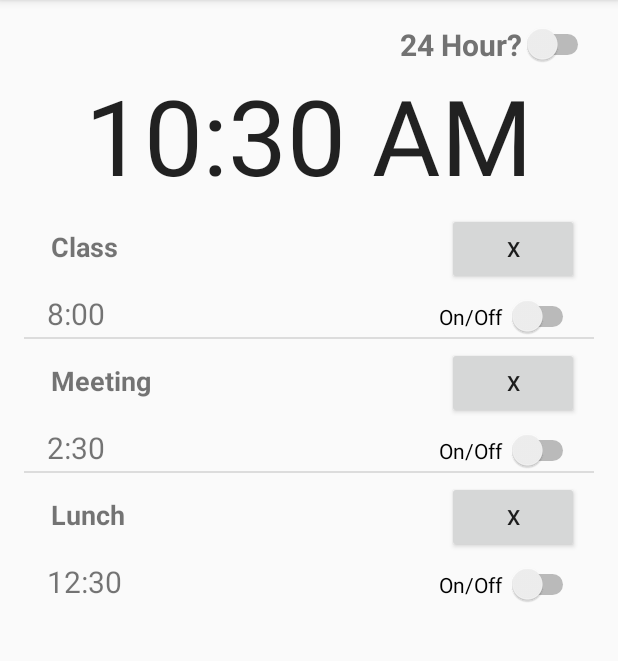
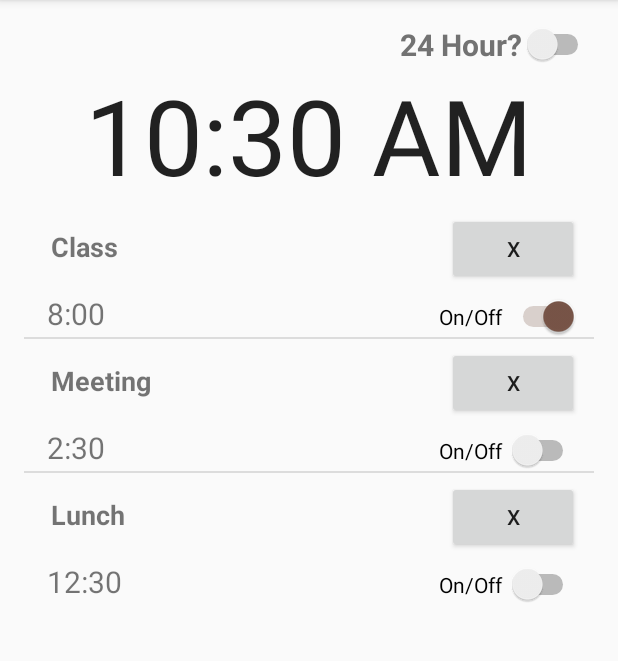
Before and after one commit to KevinDonkers/Time-Ticker-App, an Android app: the MainActivity screen opened directly, with no data from a screen before it, after a tap on an icon or button, on a phone screen of 412 x 824 dp, the part 84-745 px from its top. Run offline under Robolectric (Android 15) with nearby library versions, the phone set to English and light mode, and no system bars; 2 other taps on this screen came first.

Commit message:
tried to add alarm alert functions

```diff
--- a/app/src/main/java/ca/georgiancollege/time_ticker_app/MainActivity.java
+++ b/app/src/main/java/ca/georgiancollege/time_ticker_app/MainActivity.java
@@ -39,8 +39,6 @@ public class MainActivity extends AppCompatActivity {
         setSupportActionBar(toolbar);
 
         FloatingActionButton fab = (FloatingActionButton) findViewById(R.id.fab);
-
-        Log.d("MyActivity", "On Create Fired");
 
         //generate list
         alarms.add("Wake Up");
--- a/app/src/main/res/layout/alarm_list_item.xml
+++ b/app/src/main/res/layout/alarm_list_item.xml
@@ -1,7 +1,10 @@
 <?xml version="1.0" encoding="utf-8"?>
-<LinearLayout xmlns:android="http://schemas.android.com/apk/res/android"
+<LinearLayout
+    xmlns:android="http://schemas.android.com/apk/res/android"
+    xmlns:tools="http://schemas.android.com/tools"
     android:orientation="vertical" android:layout_width="match_parent"
-    android:layout_height="match_parent">
+    android:layout_height="match_parent"
+    tools:context="ca.georgiancollege.time_ticker_app.AlarmActivity">
 
     <GridLayout
         android:layout_width="fill_parent"
@@ -65,7 +68,8 @@
             android:layout_columnSpan="1"
             android:layout_marginLeft="10dp"
             android:layout_marginRight="10dp"
-            android:layout_marginTop="5dp" />
+            android:layout_marginTop="5dp"
+            android:onClick="onToggleClicked" />
 
     </GridLayout>
 
```
Also changed, not shown: app/src/main/AndroidManifest.xml (+16 -0 lines), app/src/main/java/ca/georgiancollege/time_ticker_app/AlarmActivity.java (added, +70 -0 lines), app/src/main/java/ca/georgiancollege/time_ticker_app/AlarmReceiver.java (added, +38 -0 lines), app/src/main/java/ca/georgiancollege/time_ticker_app/AlarmService.java (added, +44 -0 lines).
